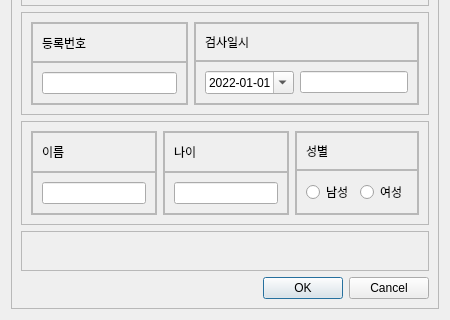
Above: dialog/newfile_dialog.ui from youngwookSong/bwave_gui before the change; both pictures show x 0 to 450 and y 180 to 500 of the 450 by 500 pixel window. Below: the same form after it.
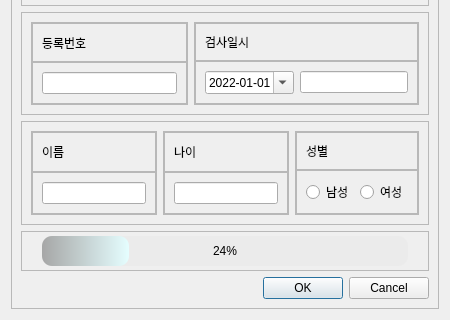
That is the form after the change.

Patch:
```diff
--- a/dialog/newfile_dialog.ui
+++ b/dialog/newfile_dialog.ui
@@ -562,6 +562,57 @@
         <property name="frameShadow">
          <enum>QFrame::Raised</enum>
         </property>
+        <layout class="QHBoxLayout" name="horizontalLayout_8">
+         <property name="spacing">
+          <number>0</number>
+         </property>
+         <property name="leftMargin">
+          <number>0</number>
+         </property>
+         <property name="topMargin">
+          <number>0</number>
+         </property>
+         <property name="rightMargin">
+          <number>0</number>
+         </property>
+         <property name="bottomMargin">
+          <number>0</number>
+         </property>
+         <item>
+          <widget class="QProgressBar" name="progressBar">
+           <property name="minimumSize">
+            <size>
+             <width>0</width>
+             <height>30</height>
+            </size>
+           </property>
+           <property name="maximumSize">
+            <size>
+             <width>16777215</width>
+             <height>30</height>
+            </size>
+           </property>
+           <property name="styleSheet">
+            <string notr="true">QProgressBar{
+	border-style: none;
+	border-radius: 10px;
+	text-align: center;
+	background-color: rgb(235, 235, 235);
+	margin-left: 20px;
+	margin-right: 20px;
+}
+QProgressBar::chunk{
+	border-radius: 10px;
+	background-color: qlineargradient(spread:pad, x1:0, y1:0.472, x2:1, y2:0.472, stop:0 rgba(166, 166, 166, 255), stop:1 rgba(229, 254, 255, 255));
+}
+</string>
+           </property>
+           <property name="value">
+            <number>24</number>
+           </property>
+          </widget>
+         </item>
+        </layout>
        </widget>
       </item>
       <item>
```
